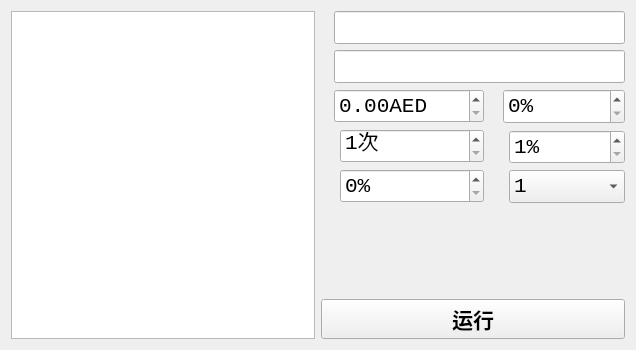
First picture: the form in Lemon01/lemon01.ui, repository BigMouseFive/lemon01, before the edit.
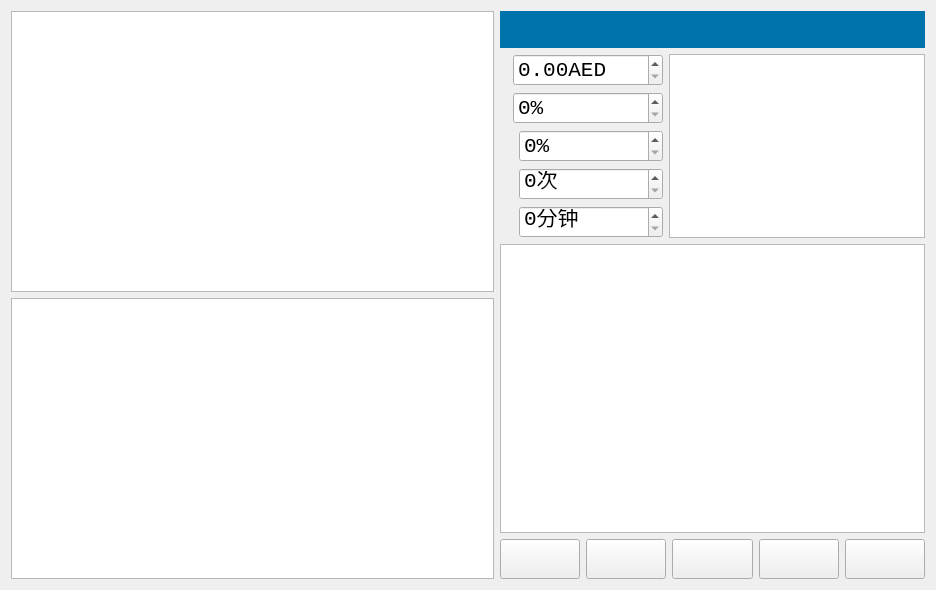
Second picture: the form after the edit. Icons and pictures are not drawn. Custom widgets are drawn as their Qt base class.

The edit to the form file:
```diff
--- a/Lemon01/lemon01.ui
+++ b/Lemon01/lemon01.ui
@@ -6,8 +6,8 @@
    <rect>
     <x>0</x>
     <y>0</y>
-    <width>636</width>
-    <height>350</height>
+    <width>936</width>
+    <height>590</height>
    </rect>
   </property>
   <property name="sizePolicy">
@@ -26,9 +26,11 @@
   <property name="windowOpacity">
    <double>1.000000000000000</double>
   </property>
-  <layout class="QHBoxLayout" name="horizontalLayout_9" stretch="0,0">
+  <layout class="QHBoxLayout" name="horizontalLayout_4" stretch="1,0">
    <item>
-    <widget class="QListWidget" name="listWidget">
+    <layout class="QVBoxLayout" name="verticalLayout_4">
+     <item>
+      <widget class="BaseListWidget" name="listWidget">
      <property name="font">
       <font>
        <family>Consolas</family>
@@ -38,94 +40,59 @@
     </widget>
    </item>
    <item>
-    <layout class="QVBoxLayout" name="verticalLayout_3">
+      <widget class="QTableView" name="tableView"/>
+     </item>
+    </layout>
+   </item>
      <item>
-      <layout class="QFormLayout" name="formLayout">
-       <item row="0" column="0" colspan="2">
+    <layout class="QVBoxLayout" name="verticalLayout_2">
+     <item>
+      <widget class="QLabel" name="selectShop">
+       <property name="sizePolicy">
+        <sizepolicy hsizetype="Preferred" vsizetype="Fixed">
+         <horstretch>0</horstretch>
+         <verstretch>0</verstretch>
+        </sizepolicy>
+       </property>
+       <property name="minimumSize">
+        <size>
+         <width>0</width>
+         <height>30</height>
+        </size>
+       </property>
+       <property name="baseSize">
+        <size>
+         <width>0</width>
+         <height>30</height>
+        </size>
+       </property>
+       <property name="font">
+        <font>
+         <family>Microsoft YaHei UI</family>
+         <pointsize>24</pointsize>
+         <weight>50</weight>
+         <bold>false</bold>
+        </font>
+       </property>
+       <property name="styleSheet">
+        <string notr="true">background-color: rgb(0, 115, 173);
+color: rgb(225, 225, 225);</string>
+       </property>
+       <property name="text">
+        <string/>
+       </property>
+       <property name="alignment">
+        <set>Qt::AlignCenter</set>
+       </property>
+      </widget>
+     </item>
+     <item>
+      <layout class="QVBoxLayout" name="verticalLayout_3" stretch="7,11,0">
+       <item>
         <layout class="QHBoxLayout" name="horizontalLayout">
          <item>
-          <widget class="QLabel" name="account">
-           <property name="toolTip">
-            <string>账号</string>
-           </property>
-           <property name="text">
-            <string/>
-           </property>
-           <property name="pixmap">
-            <pixmap resource="lemon01.qrc">:/Lemon01/account</pixmap>
-           </property>
-          </widget>
-         </item>
-         <item>
-          <widget class="QLineEdit" name="accountline">
-           <property name="sizePolicy">
-            <sizepolicy hsizetype="Expanding" vsizetype="Minimum">
-             <horstretch>0</horstretch>
-             <verstretch>0</verstretch>
-            </sizepolicy>
-           </property>
-           <property name="minimumSize">
-            <size>
-             <width>0</width>
-             <height>32</height>
-            </size>
-           </property>
-           <property name="font">
-            <font>
-             <family>Consolas</family>
-             <pointsize>16</pointsize>
-            </font>
-           </property>
-          </widget>
-         </item>
-        </layout>
-       </item>
-       <item row="1" column="0" colspan="2">
-        <layout class="QHBoxLayout" name="horizontalLayout_4">
-         <item>
-          <widget class="QLabel" name="password">
-           <property name="toolTip">
-            <string>密码</string>
-           </property>
-           <property name="text">
-            <string/>
-           </property>
-           <property name="pixmap">
-            <pixmap resource="lemon01.qrc">:/Lemon01/password</pixmap>
-           </property>
-          </widget>
-         </item>
-         <item>
-          <widget class="QLineEdit" name="passwordline">
-           <property name="sizePolicy">
-            <sizepolicy hsizetype="Expanding" vsizetype="Minimum">
-             <horstretch>0</horstretch>
-             <verstretch>0</verstretch>
-            </sizepolicy>
-           </property>
-           <property name="minimumSize">
-            <size>
-             <width>0</width>
-             <height>32</height>
-            </size>
-           </property>
-           <property name="font">
-            <font>
-             <family>Consolas</family>
-             <pointsize>16</pointsize>
-            </font>
-           </property>
-           <property name="echoMode">
-            <enum>QLineEdit::PasswordEchoOnEdit</enum>
-           </property>
-           <property name="readOnly">
-            <bool>false</bool>
-           </property>
-          </widget>
-         </item>
-        </layout>
-       </item>
-       <item row="2" column="0">
+          <layout class="QFormLayout" name="formLayout">
+           <item row="0" column="0">
         <layout class="QVBoxLayout" name="verticalLayout">
          <item>
           <layout class="QHBoxLayout" name="horizontalLayout_2">
@@ -177,115 +144,6 @@
           </layout>
          </item>
          <item>
-          <layout class="QHBoxLayout" name="horizontalLayout_3">
-           <item>
-            <widget class="QLabel" name="label">
-             <property name="font">
-              <font>
-               <family>Consolas</family>
-               <pointsize>16</pointsize>
-              </font>
-             </property>
-             <property name="toolTip">
-              <string>&lt;html&gt;&lt;head/&gt;&lt;body&gt;&lt;p&gt;修改次数上限：每次改价中同一个产品允许的改价次数。如果超过修改次数超过最大改价次数，该产品将不进行修改&lt;/p&gt;&lt;/body&gt;&lt;/html&gt;</string>
-             </property>
-             <property name="text">
-              <string/>
-             </property>
-             <property name="pixmap">
-              <pixmap resource="lemon01.qrc">:/Lemon01/times</pixmap>
-             </property>
-            </widget>
-           </item>
-           <item>
-            <widget class="QSpinBox" name="times">
-             <property name="sizePolicy">
-              <sizepolicy hsizetype="Expanding" vsizetype="Fixed">
-               <horstretch>0</horstretch>
-               <verstretch>0</verstretch>
-              </sizepolicy>
-             </property>
-             <property name="minimumSize">
-              <size>
-               <width>0</width>
-               <height>32</height>
-              </size>
-             </property>
-             <property name="font">
-              <font>
-               <family>Consolas</family>
-               <pointsize>16</pointsize>
-              </font>
-             </property>
-             <property name="suffix">
-              <string>次</string>
-             </property>
-             <property name="minimum">
-              <number>1</number>
-             </property>
-             <property name="maximum">
-              <number>200</number>
-             </property>
-            </widget>
-           </item>
-          </layout>
-         </item>
-         <item>
-          <layout class="QHBoxLayout" name="horizontalLayout_5">
-           <item>
-            <widget class="QLabel" name="label_4">
-             <property name="font">
-              <font>
-               <family>Consolas</family>
-               <pointsize>16</pointsize>
-              </font>
-             </property>
-             <property name="toolTip">
-              <string>&lt;html&gt;&lt;head/&gt;&lt;body&gt;&lt;p&gt;涨价百分比&lt;/p&gt;&lt;/body&gt;&lt;/html&gt;</string>
-             </property>
-             <property name="text">
-              <string/>
-             </property>
-             <property name="pixmap">
-              <pixmap resource="lemon01.qrc">:/Lemon01/time</pixmap>
-             </property>
-            </widget>
-           </item>
-           <item>
-            <widget class="QSpinBox" name="time">
-             <property name="sizePolicy">
-              <sizepolicy hsizetype="Expanding" vsizetype="Fixed">
-               <horstretch>0</horstretch>
-               <verstretch>0</verstretch>
-              </sizepolicy>
-             </property>
-             <property name="minimumSize">
-              <size>
-               <width>0</width>
-               <height>32</height>
-              </size>
-             </property>
-             <property name="font">
-              <font>
-               <family>Consolas</family>
-               <pointsize>16</pointsize>
-              </font>
-             </property>
-             <property name="suffix">
-              <string>%</string>
-             </property>
-             <property name="maximum">
-              <number>70</number>
-             </property>
-            </widget>
-           </item>
-          </layout>
-         </item>
-        </layout>
-       </item>
-       <item row="2" column="1">
-        <layout class="QVBoxLayout" name="verticalLayout_2">
-         <item>
           <layout class="QHBoxLayout" name="horizontalLayout_6">
            <item>
             <widget class="QLabel" name="percent">
@@ -392,16 +250,19 @@
               <string/>
              </property>
              <property name="minimum">
-              <number>1</number>
-             </property>
+                  <number>0</number>
+                 </property>
+                 <property name="value">
+                  <number>0</number>
+                 </property>
             </widget>
            </item>
           </layout>
          </item>
          <item>
-          <layout class="QHBoxLayout" name="horizontalLayout_8">
+              <layout class="QHBoxLayout" name="horizontalLayout_3">
            <item>
-            <widget class="QLabel" name="label_2">
+                <widget class="QLabel" name="label">
              <property name="font">
               <font>
                <family>Consolas</family>
@@ -420,7 +281,7 @@
             </widget>
            </item>
            <item>
-            <widget class="QComboBox" name="mode">
+                <widget class="QSpinBox" name="times">
              <property name="sizePolicy">
               <sizepolicy hsizetype="Expanding" vsizetype="Fixed">
                <horstretch>0</horstretch>
@@ -439,16 +300,69 @@
                <pointsize>16</pointsize>
               </font>
              </property>
-             <item>
-              <property name="text">
-               <string>1</string>
-              </property>
-             </item>
+                 <property name="suffix">
+                  <string>次</string>
+                 </property>
+                 <property name="minimum">
+                  <number>0</number>
+                 </property>
+                 <property name="maximum">
+                  <number>200</number>
+                 </property>
+                 <property name="value">
+                  <number>0</number>
+                 </property>
+                </widget>
+               </item>
+              </layout>
+             </item>
              <item>
+              <layout class="QHBoxLayout" name="horizontalLayout_5">
+               <item>
+                <widget class="QLabel" name="label_4">
+                 <property name="font">
+                  <font>
+                   <family>Consolas</family>
+                   <pointsize>16</pointsize>
+                  </font>
+                 </property>
+                 <property name="toolTip">
+                  <string>&lt;html&gt;&lt;head/&gt;&lt;body&gt;&lt;p&gt;涨价百分比&lt;/p&gt;&lt;/body&gt;&lt;/html&gt;</string>
+                 </property>
               <property name="text">
-               <string>2</string>
-              </property>
-             </item>
+                  <string/>
+                 </property>
+                 <property name="pixmap">
+                  <pixmap resource="lemon01.qrc">:/Lemon01/time</pixmap>
+                 </property>
+                </widget>
+               </item>
+               <item>
+                <widget class="QSpinBox" name="time">
+                 <property name="sizePolicy">
+                  <sizepolicy hsizetype="Expanding" vsizetype="Fixed">
+                   <horstretch>0</horstretch>
+                   <verstretch>0</verstretch>
+                  </sizepolicy>
+                 </property>
+                 <property name="minimumSize">
+                  <size>
+                   <width>0</width>
+                   <height>32</height>
+                  </size>
+                 </property>
+                 <property name="font">
+                  <font>
+                   <family>Consolas</family>
+                   <pointsize>16</pointsize>
+                  </font>
+                 </property>
+                 <property name="suffix">
+                  <string>分钟</string>
+                 </property>
+                 <property name="maximum">
+                  <number>100</number>
+                 </property>
             </widget>
            </item>
           </layout>
@@ -458,20 +372,17 @@
       </layout>
      </item>
      <item>
-      <spacer name="verticalSpacer">
-       <property name="orientation">
-        <enum>Qt::Vertical</enum>
-       </property>
-       <property name="sizeHint" stdset="0">
-        <size>
-         <width>20</width>
-         <height>40</height>
-        </size>
-       </property>
-      </spacer>
-     </item>
+          <widget class="BaseListWidget" name="myShopList"/>
+         </item>
+        </layout>
+       </item>
      <item>
-      <widget class="QPushButton" name="btnNewMachine">
+        <widget class="QTableWidget" name="tableWidget"/>
+       </item>
+       <item>
+        <layout class="QHBoxLayout" name="horizontalLayout_10">
+         <item>
+          <widget class="QPushButton" name="play">
        <property name="sizePolicy">
         <sizepolicy hsizetype="Expanding" vsizetype="Minimum">
          <horstretch>0</horstretch>
@@ -499,7 +410,7 @@
         </font>
        </property>
        <property name="text">
-        <string>运行</string>
+            <string/>
        </property>
        <property name="icon">
         <iconset resource="lemon01.qrc">
@@ -513,11 +424,194 @@
        </property>
       </widget>
      </item>
+         <item>
+          <widget class="QPushButton" name="pause">
+           <property name="sizePolicy">
+            <sizepolicy hsizetype="Expanding" vsizetype="Minimum">
+             <horstretch>0</horstretch>
+             <verstretch>0</verstretch>
+            </sizepolicy>
+           </property>
+           <property name="minimumSize">
+            <size>
+             <width>0</width>
+             <height>40</height>
+            </size>
+           </property>
+           <property name="maximumSize">
+            <size>
+             <width>16777215</width>
+             <height>40</height>
+            </size>
+           </property>
+           <property name="font">
+            <font>
+             <family>微软雅黑</family>
+             <pointsize>16</pointsize>
+             <weight>75</weight>
+             <bold>true</bold>
+            </font>
+           </property>
+           <property name="text">
+            <string/>
+           </property>
+           <property name="icon">
+            <iconset resource="lemon01.qrc">
+             <normaloff>:/Lemon01/pause_yellow</normaloff>:/Lemon01/pause_yellow</iconset>
+           </property>
+           <property name="iconSize">
+            <size>
+             <width>32</width>
+             <height>32</height>
+            </size>
+           </property>
+          </widget>
+         </item>
+         <item>
+          <widget class="QPushButton" name="stop">
+           <property name="sizePolicy">
+            <sizepolicy hsizetype="Expanding" vsizetype="Minimum">
+             <horstretch>0</horstretch>
+             <verstretch>0</verstretch>
+            </sizepolicy>
+           </property>
+           <property name="minimumSize">
+            <size>
+             <width>0</width>
+             <height>40</height>
+            </size>
+           </property>
+           <property name="maximumSize">
+            <size>
+             <width>16777215</width>
+             <height>40</height>
+            </size>
+           </property>
+           <property name="font">
+            <font>
+             <family>微软雅黑</family>
+             <pointsize>16</pointsize>
+             <weight>75</weight>
+             <bold>true</bold>
+            </font>
+           </property>
+           <property name="text">
+            <string/>
+           </property>
+           <property name="icon">
+            <iconset resource="lemon01.qrc">
+             <normaloff>:/Lemon01/stop_red</normaloff>:/Lemon01/stop_red</iconset>
+           </property>
+           <property name="iconSize">
+            <size>
+             <width>32</width>
+             <height>32</height>
+            </size>
+           </property>
+          </widget>
+         </item>
+         <item>
+          <widget class="QPushButton" name="update">
+           <property name="sizePolicy">
+            <sizepolicy hsizetype="Expanding" vsizetype="Minimum">
+             <horstretch>0</horstretch>
+             <verstretch>0</verstretch>
+            </sizepolicy>
+           </property>
+           <property name="minimumSize">
+            <size>
+             <width>0</width>
+             <height>40</height>
+            </size>
+           </property>
+           <property name="maximumSize">
+            <size>
+             <width>16777215</width>
+             <height>40</height>
+            </size>
+           </property>
+           <property name="font">
+            <font>
+             <family>微软雅黑</family>
+             <pointsize>16</pointsize>
+             <weight>75</weight>
+             <bold>true</bold>
+            </font>
+           </property>
+           <property name="text">
+            <string/>
+           </property>
+           <property name="icon">
+            <iconset resource="lemon01.qrc">
+             <normaloff>:/Lemon01/update</normaloff>:/Lemon01/update</iconset>
+           </property>
+           <property name="iconSize">
+            <size>
+             <width>32</width>
+             <height>32</height>
+            </size>
+           </property>
+          </widget>
+         </item>
+         <item>
+          <widget class="QPushButton" name="notice">
+           <property name="sizePolicy">
+            <sizepolicy hsizetype="Expanding" vsizetype="Minimum">
+             <horstretch>0</horstretch>
+             <verstretch>0</verstretch>
+            </sizepolicy>
+           </property>
+           <property name="minimumSize">
+            <size>
+             <width>0</width>
+             <height>40</height>
+            </size>
+           </property>
+           <property name="maximumSize">
+            <size>
+             <width>16777215</width>
+             <height>40</height>
+            </size>
+           </property>
+           <property name="font">
+            <font>
+             <family>微软雅黑</family>
+             <pointsize>16</pointsize>
+             <weight>75</weight>
+             <bold>true</bold>
+            </font>
+           </property>
+           <property name="text">
+            <string/>
+           </property>
+           <property name="icon">
+            <iconset resource="lemon01.qrc">
+             <normaloff>:/Lemon01/Resources/style/notice.png</normaloff>:/Lemon01/Resources/style/notice.png</iconset>
+           </property>
+           <property name="iconSize">
+            <size>
+             <width>32</width>
+             <height>32</height>
+            </size>
+           </property>
+          </widget>
+         </item>
+        </layout>
+       </item>
+      </layout>
+     </item>
     </layout>
    </item>
   </layout>
  </widget>
  <layoutdefault spacing="6" margin="11"/>
+ <customwidgets>
+  <customwidget>
+   <class>BaseListWidget</class>
+   <extends>QListWidget</extends>
+   <header>BaseListWidget.h</header>
+  </customwidget>
+ </customwidgets>
  <resources>
   <include location="lemon01.qrc"/>
  </resources>
```
Left out of the diff: 4 changed lines with no effect on the pictures. Lines whose indentation alone changed are shown as unchanged.
